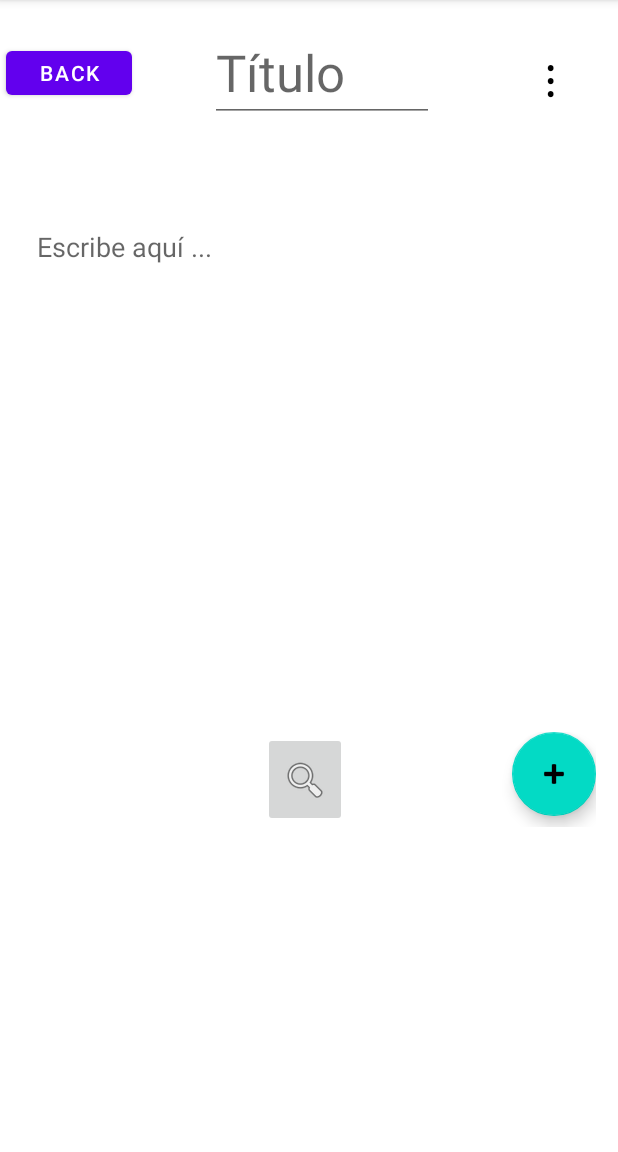
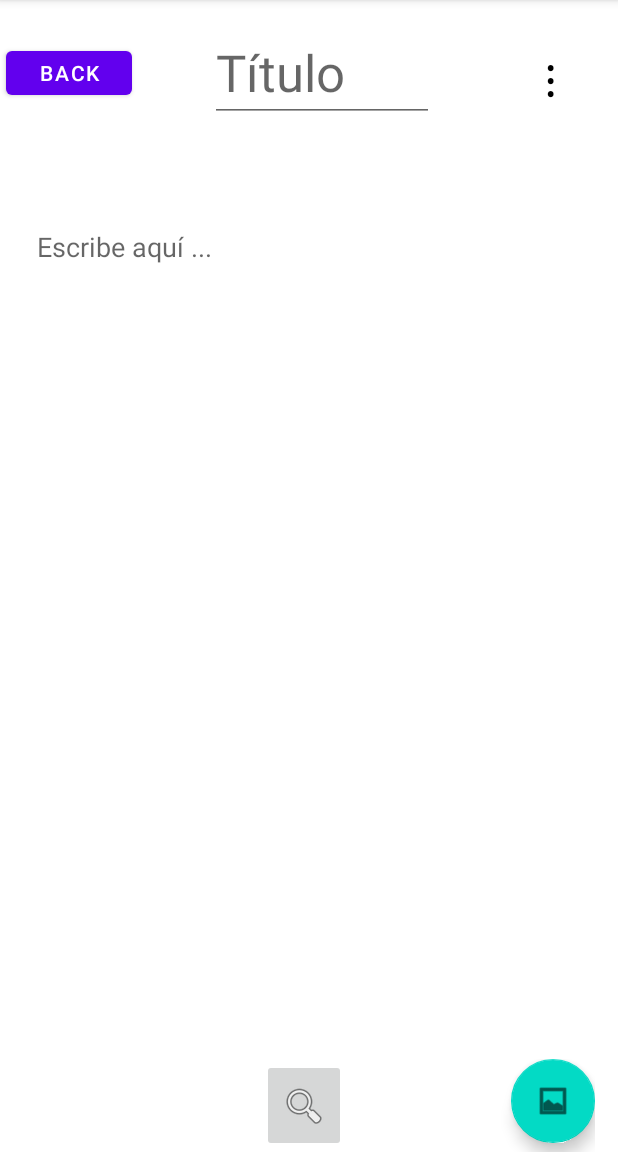
Before and after one commit to bdmariobd/takethatproduct, an Android app: the screen it shows after launch (NoteTotalViewActivity), after a tap on an icon or button, on a phone screen of 412 x 824 dp, the part 84-1236 px from its top. Run offline under Robolectric (Android 15) with nearby library versions, the phone set to English and light mode, and no system bars; our stand-ins replace Room's generated code; pictures from the network do not load.

Commit message:
Buscador funciona (fragmento)

```diff
--- a/app/src/main/java/es/ucm/fdi/takethatproduct/NoteTotalViewActivity.java
+++ b/app/src/main/java/es/ucm/fdi/takethatproduct/NoteTotalViewActivity.java
@@ -96,7 +96,7 @@
             @Override
             public void onClick(View v) {
                 FragmentManager fragmentManager = getSupportFragmentManager();
-                if (fragmentManager.getFragments() ==null || fragmentManager.getFragments().size()==0){
+                if (fragmentManager.getFragments() ==null || fragmentManager.getFragments().size()==0  || fragmentManager.getFragments().size() ==1){
                     FragmentTransaction fragmentTransaction = fragmentManager.beginTransaction();
                     searchAmazonProductsFragment fragment = new searchAmazonProductsFragment();
                     fragmentTransaction.add(R.id.searchProductsFragmentContainer, fragment);
@@ -118,7 +118,6 @@
             }
         });
     }
-
     @Override
     public void onRequestPermissionsResult(int requestCode, @NonNull @NotNull String[] permissions, @NonNull @NotNull int[] grantResults) {
         super.onRequestPermissionsResult(requestCode, permissions, grantResults);
--- a/app/src/main/res/layout/note_total_view.xml
+++ b/app/src/main/res/layout/note_total_view.xml
@@ -28,19 +28,15 @@
 
     <LinearLayout
         android:id="@+id/noteTotalViewBarWithButtons"
-        android:layout_width="381dp"
-        android:layout_height="63dp"
-        android:layout_marginStart="16dp"
-        android:layout_marginLeft="16dp"
-        android:layout_marginTop="488dp"
-        android:layout_marginEnd="14dp"
-        android:layout_marginRight="14dp"
+        android:layout_width="681dp"
+        android:layout_height="62dp"
+        android:layout_marginEnd="16dp"
+        android:layout_marginRight="16dp"
+        android:background="#FFFFFF"
         android:gravity="end"
         android:orientation="horizontal"
-        app:layout_constraintEnd_toEndOf="parent"
-        app:layout_constraintHorizontal_bias="0.0"
-        app:layout_constraintStart_toStartOf="parent"
-        app:layout_constraintTop_toTopOf="parent">
+        app:layout_constraintBottom_toBottomOf="parent"
+        app:layout_constraintEnd_toEndOf="parent">
 
         <ImageButton
             android:id="@+id/noteTotalViewSearchAPIButton"
@@ -52,10 +48,10 @@
 
         <com.google.android.material.floatingactionbutton.FloatingActionButton
             android:id="@+id/noteTotalViewAddElementsButton"
-            android:layout_width="wrap_content"
+            android:layout_width="85dp"
             android:layout_height="wrap_content"
             android:clickable="true"
-            app:srcCompat="@android:drawable/ic_input_add" />
+            app:srcCompat="@android:drawable/ic_menu_gallery" />
     </LinearLayout>
 
     <Button
```
